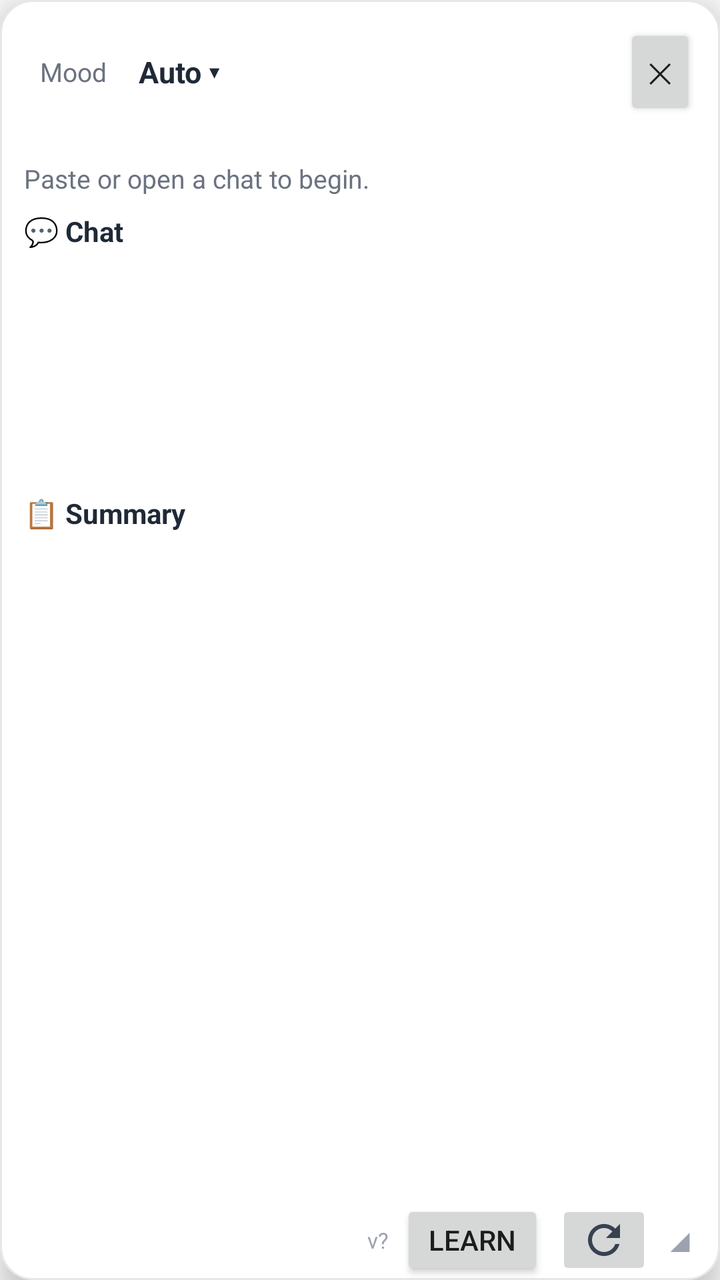
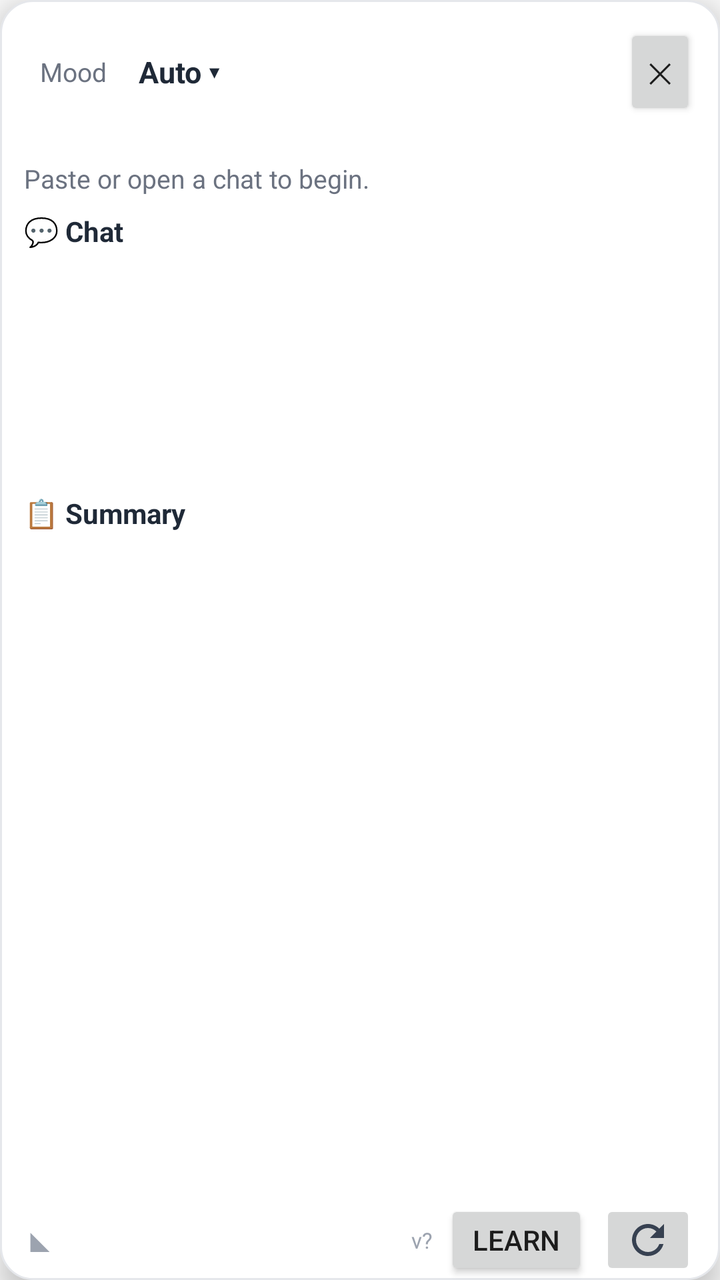

Screens rendered from an Android XML layout before and after an edit, with the pre-edit source and the edit as a unified diff.
<!-- AndroidManifest.xml: application theme Theme.ChatAssist -->
<!-- res/layout/overlay_panel.xml -->
<?xml version="1.0" encoding="utf-8"?>
<LinearLayout xmlns:android="http://schemas.android.com/apk/res/android"
    android:id="@+id/panelRoot"
    android:layout_width="320dp"
    android:layout_height="match_parent"
    android:background="@drawable/panel_background"
    android:elevation="8dp"
    android:orientation="vertical"
    android:paddingStart="12dp"
    android:paddingTop="12dp"
    android:paddingEnd="12dp"
    android:paddingBottom="0dp">

    <LinearLayout
        android:id="@+id/panelHeader"
        android:layout_width="match_parent"
        android:layout_height="wrap_content"
        android:gravity="center_vertical"
        android:orientation="horizontal">

        <TextView
            android:id="@+id/moodLabel"
            android:layout_width="wrap_content"
            android:layout_height="wrap_content"
            android:padding="8dp"
            android:text="Mood"
            android:textColor="#6B7280"
            android:textSize="13sp" />

        <TextView
            android:id="@+id/toneButton"
            android:layout_width="0dp"
            android:layout_height="wrap_content"
            android:layout_weight="1"
            android:padding="8dp"
            android:text="Auto ▾"
            android:textColor="@color/ink"
            android:textSize="15sp"
            android:textStyle="bold" />

        <Button
            android:id="@+id/btnClose"
            android:layout_width="wrap_content"
            android:layout_height="wrap_content"
            android:minWidth="0dp"
            android:text="✕" />
    </LinearLayout>

    
    <LinearLayout
        android:id="@+id/toneOptions"
        android:layout_width="match_parent"
        android:layout_height="wrap_content"
        android:orientation="vertical"
        android:visibility="gone" />

    <TextView
        android:id="@+id/chatLabel"
        android:layout_width="wrap_content"
        android:layout_height="wrap_content"
        android:text=""
        android:textColor="#6B7280"
        android:textSize="12sp" />

    <TextView
        android:id="@+id/moodText"
        android:layout_width="wrap_content"
        android:layout_height="wrap_content"
        android:layout_marginTop="4dp"
        android:text="Paste or open a chat to begin."
        android:textColor="#6B7280"
        android:textSize="13sp" />

    <TextView
        android:id="@+id/chatToggle"
        android:layout_width="wrap_content"
        android:layout_height="wrap_content"
        android:layout_marginTop="8dp"
        android:text="💬 Chat"
        android:textColor="@color/ink"
        android:textSize="14sp"
        android:textStyle="bold" />

    <ScrollView
        android:id="@+id/chatScroll"
        android:layout_width="match_parent"
        android:layout_height="110dp"
        android:layout_marginTop="4dp">

        <LinearLayout
            android:id="@+id/chatRows"
            android:layout_width="match_parent"
            android:layout_height="wrap_content"
            android:orientation="vertical" />
    </ScrollView>

    <TextView
        android:id="@+id/summaryToggle"
        android:layout_width="wrap_content"
        android:layout_height="wrap_content"
        android:layout_marginTop="8dp"
        android:text="📋 Summary"
        android:textColor="@color/ink"
        android:textSize="14sp"
        android:textStyle="bold" />

    <ScrollView
        android:id="@+id/summaryScroll"
        android:layout_width="match_parent"
        android:layout_height="150dp"
        android:layout_marginTop="4dp"
        android:visibility="gone">

        <LinearLayout
            android:id="@+id/summaryRows"
            android:layout_width="match_parent"
            android:layout_height="wrap_content"
            android:orientation="vertical" />
    </ScrollView>

    
    <LinearLayout
        android:id="@+id/chooserBox"
        android:layout_width="match_parent"
        android:layout_height="wrap_content"
        android:layout_marginTop="8dp"
        android:orientation="vertical"
        android:visibility="gone">

        <Button
            android:id="@+id/chooseOpeners"
            android:layout_width="match_parent"
            android:layout_height="wrap_content"
            android:text="Generate openers" />

        <Button
            android:id="@+id/choosePuns"
            android:layout_width="match_parent"
            android:layout_height="wrap_content"
            android:layout_marginTop="4dp"
            android:text="Generate name puns" />

        <Button
            android:id="@+id/chooseReplies"
            android:layout_width="match_parent"
            android:layout_height="wrap_content"
            android:layout_marginTop="4dp"
            android:text="Generate reply suggestions" />

        <Button
            android:id="@+id/chooseLearn"
            android:layout_width="match_parent"
            android:layout_height="wrap_content"
            android:layout_marginTop="4dp"
            android:text="Learn &amp; load older messages first" />
    </LinearLayout>

    <ScrollView
        android:layout_width="match_parent"
        android:layout_height="0dp"
        android:layout_marginTop="8dp"
        android:layout_weight="1"
        android:fillViewport="true">

        <LinearLayout
            android:id="@+id/suggestionList"
            android:layout_width="match_parent"
            android:layout_height="wrap_content"
            android:orientation="vertical" />
    </ScrollView>

    
    <LinearLayout
        android:layout_width="match_parent"
        android:layout_height="wrap_content"
        android:layout_marginTop="4dp"
        android:gravity="center_vertical"
        android:orientation="horizontal">

        <View
            android:layout_width="0dp"
            android:layout_height="0dp"
            android:layout_weight="1" />

        <TextView
            android:id="@+id/versionText"
            android:layout_width="wrap_content"
            android:layout_height="wrap_content"
            android:layout_marginEnd="6dp"
            android:text="v?"
            android:textColor="#9CA3AF"
            android:textSize="11sp" />

        <Button
            android:id="@+id/btnLearn"
            android:layout_width="wrap_content"
            android:layout_height="40dp"
            android:layout_marginEnd="6dp"
            android:minWidth="0dp"
            android:paddingStart="14dp"
            android:paddingEnd="14dp"
            android:text="Learn" />

        <ImageButton
            android:id="@+id/btnRefresh"
            android:layout_width="48dp"
            android:layout_height="40dp"
            android:contentDescription="Refresh"
            android:src="@drawable/ic_refresh" />

        <TextView
            android:id="@+id/resizeHandle"
            android:layout_width="wrap_content"
            android:layout_height="wrap_content"
            android:paddingStart="8dp"
            android:paddingTop="8dp"
            android:paddingEnd="2dp"
            android:paddingBottom="8dp"
            android:text="◢"
            android:textColor="#9CA3AF"
            android:textSize="16sp" />
    </LinearLayout>

</LinearLayout>
<!-- resources referenced by this layout -->
<resources>
  <color name="ink">#1F2937</color>
  <!-- drawable ic_refresh (drawable) -->
  <?xml version="1.0" encoding="utf-8"?>
  <vector xmlns:android="http://schemas.android.com/apk/res/android"
      android:width="24dp"
      android:height="24dp"
      android:viewportWidth="24"
      android:viewportHeight="24">
      <path
          android:fillColor="#374151"
          android:pathData="M17.65,6.35C16.2,4.9 14.21,4 12,4c-4.42,0 -7.99,3.58 -7.99,8s3.57,8 7.99,8c3.73,0 6.84,-2.55 7.73,-6h-2.08c-0.82,2.33 -3.04,4 -5.65,4 -3.31,0 -6,-2.69 -6,-6s2.69,-6 6,-6c1.66,0 3.14,0.69 4.22,1.78L13,11h7V4l-2.35,2.35z" />
  </vector>
  <!-- drawable panel_background (drawable) -->
  <?xml version="1.0" encoding="utf-8"?>
  <shape xmlns:android="http://schemas.android.com/apk/res/android" android:shape="rectangle">
      <solid android:color="@color/white" />
      <corners android:radius="16dp" />
      <stroke android:width="1dp" android:color="#E5E7EB" />
  </shape>
  <style name="Theme.ChatAssist" parent="Theme.AppCompat.Light.NoActionBar">
          <item name="colorPrimary">@color/brand</item>
          <item name="colorPrimaryDark">@color/brand_dark</item>
          <item name="android:windowBackground">@color/paper</item>
      </style>
  <color name="white">#FFFFFF</color>
  <color name="brand">#DB2777</color>
  <color name="brand_dark">#9D174D</color>
  <color name="paper">#FAFAFA</color>
</resources>

<!-- the commit's change to res/layout/overlay_panel.xml (unified diff, before → after) -->
@@ -177,6 +177,18 @@
         android:gravity="center_vertical"
         android:orientation="horizontal">
 
+        <TextView
+            android:id="@+id/resizeHandle"
+            android:layout_width="wrap_content"
+            android:layout_height="wrap_content"
+            android:paddingStart="2dp"
+            android:paddingTop="8dp"
+            android:paddingEnd="8dp"
+            android:paddingBottom="8dp"
+            android:text="◣"
+            android:textColor="#9CA3AF"
+            android:textSize="16sp" />
+
         <View
             android:layout_width="0dp"
             android:layout_height="0dp"
@@ -208,17 +220,6 @@
             android:contentDescription="Refresh"
             android:src="@drawable/ic_refresh" />
 
-        <TextView
-            android:id="@+id/resizeHandle"
-            android:layout_width="wrap_content"
-            android:layout_height="wrap_content"
-            android:paddingStart="8dp"
-            android:paddingTop="8dp"
-            android:paddingEnd="2dp"
-            android:paddingBottom="8dp"
-            android:text="◢"
-            android:textColor="#9CA3AF"
-            android:textSize="16sp" />
     </LinearLayout>
 
 </LinearLayout>
